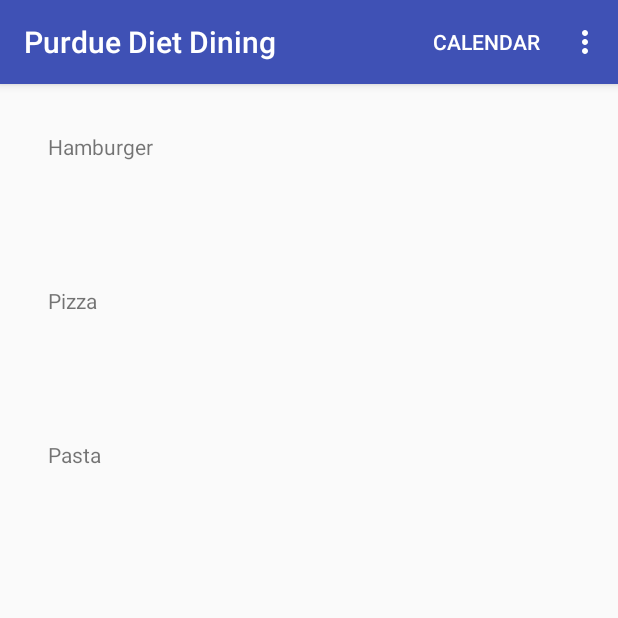
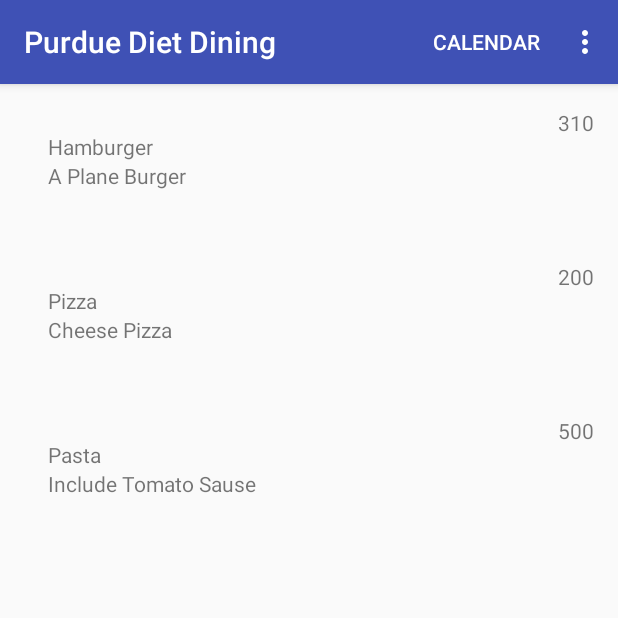
Before and after one commit to matthewwen/PurdueDietDining, an Android app: the screen it shows after launch (MainActivity), on a phone screen of 412 x 824 dp, the top half of it. Run offline under Robolectric (Android 15) with nearby library versions, the phone set to English and light mode, and no system bars.

Commit message:
Updated Recycle View with elements in the right place

```diff
--- a/app/src/main/java/com/purduediet/helloworld/purduedietdining/adapter/MainAdapter.java
+++ b/app/src/main/java/com/purduediet/helloworld/purduedietdining/adapter/MainAdapter.java
@@ -1,6 +1,7 @@
 package com.purduediet.helloworld.purduedietdining.adapter;
 
 
+import android.annotation.SuppressLint;
 import android.support.annotation.NonNull;
 import android.support.v7.widget.RecyclerView;
 import android.view.LayoutInflater;
@@ -30,12 +31,14 @@ public class MainAdapter extends RecyclerView.Adapter<MainAdapter.ViewModel> {
         return new ViewModel(view);
     }
 
+    @SuppressLint("SetTextI18n")
     @Override
     public void onBindViewHolder(@NonNull ViewModel viewModel, int i) {
-        ItemFood food = allItems.get(i);
+        ItemFood food;
+        food = allItems.get(i);
         viewModel.mNameTv.setText(food.getName());
         viewModel.mDescpritionTv.setText(food.getDescription());
-        viewModel.mCaloriesTv.setText(food.getCalories());
+        viewModel.mCaloriesTv.setText(Integer.toString(food.getCalories()));
     }
 
     @Override
--- a/app/src/main/java/com/purduediet/helloworld/purduedietdining/userInterface/MainActivity.java
+++ b/app/src/main/java/com/purduediet/helloworld/purduedietdining/userInterface/MainActivity.java
@@ -40,9 +40,9 @@ public class MainActivity extends AppCompatActivity {
         setContentView(R.layout.activity_main);
 
         ArrayList<ItemFood> allItemFood = new ArrayList<>();
-        allItemFood.add(new ItemFood("Hamburger"));
-        allItemFood.add(new ItemFood("Pizza"));
-        allItemFood.add(new ItemFood("Pasta"));
+        allItemFood.add(new ItemFood("Hamburger", "A Plane Burger", 310));
+        allItemFood.add(new ItemFood("Pizza", "Cheese Pizza", 200));
+        allItemFood.add(new ItemFood("Pasta", "Include Tomato Sause", 500));
 
         MainAdapter mAdapter = new MainAdapter(allItemFood);
         RecyclerView recyclerView = findViewById(R.id.main_view_rv);
```
